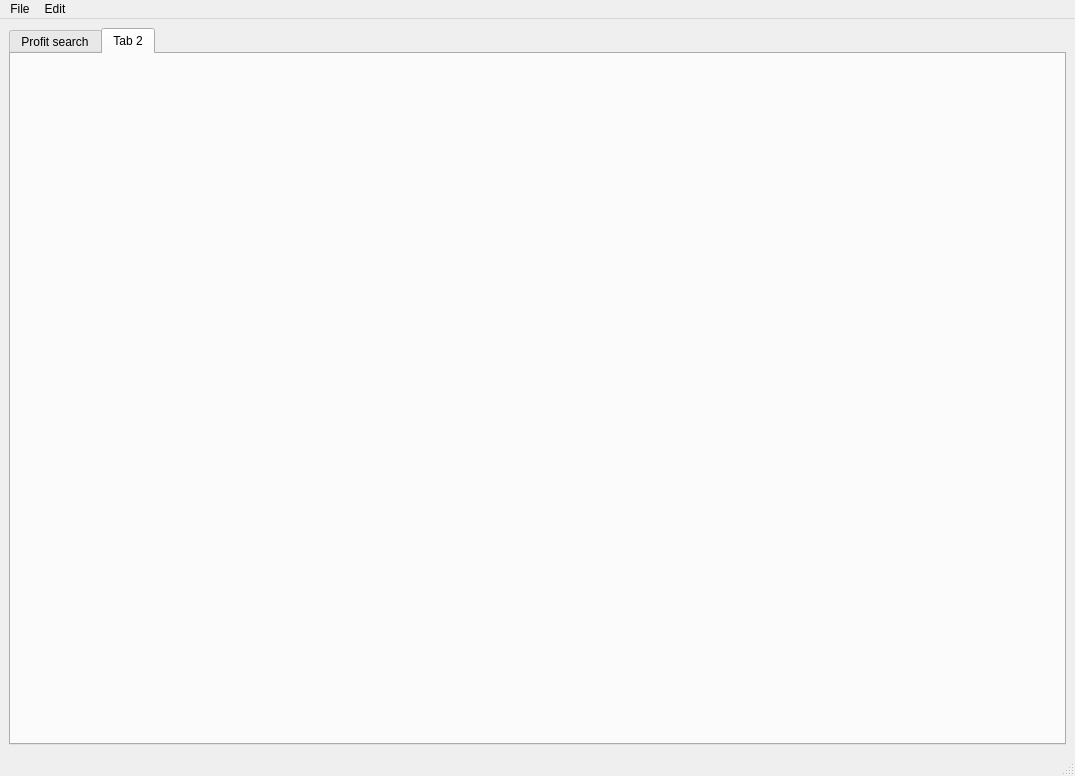
Before: the Qt Designer form src/ui/MainWindow.ui in BeTeK/EliteMerchant, drawn with Qt 5.
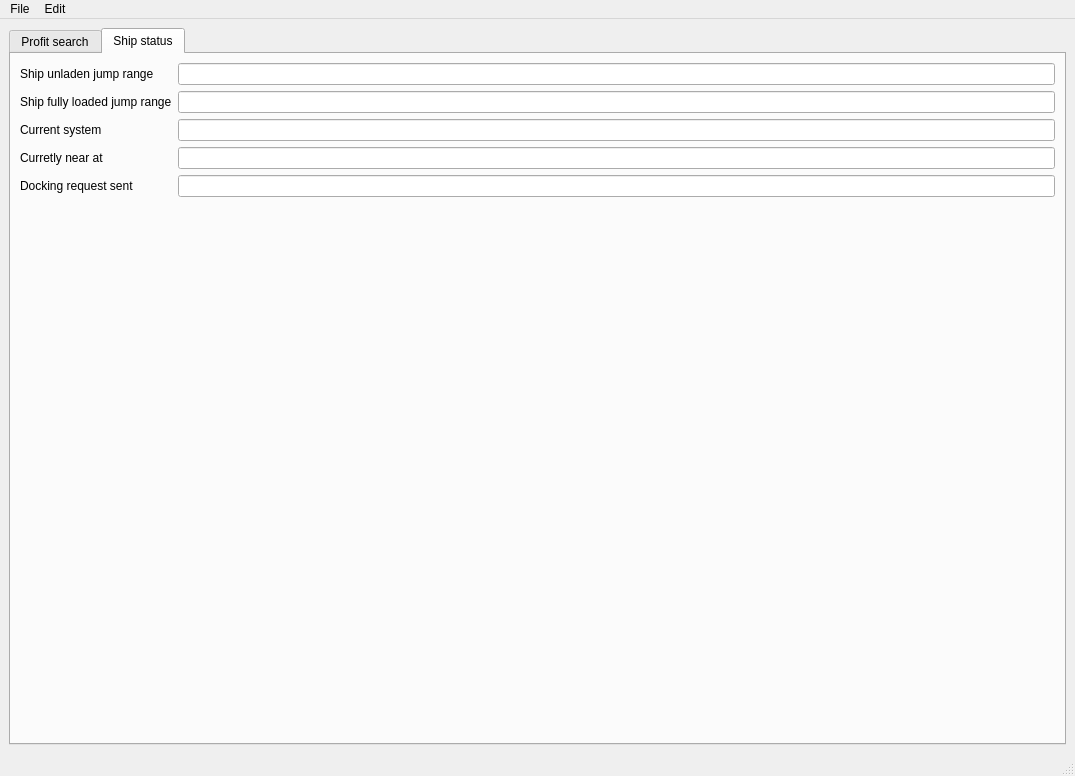
After: the same form once the commit is applied. The open tabs and pages were chosen to show the change.

Commit message: added status tab

```diff
--- a/src/ui/MainWindow.ui
+++ b/src/ui/MainWindow.ui
@@ -253,8 +253,95 @@
       </widget>
       <widget class="QWidget" name="tab_2">
        <attribute name="title">
-        <string>Tab 2</string>
+        <string>Ship status</string>
        </attribute>
+       <layout class="QGridLayout" name="gridLayout_3">
+        <item row="0" column="0">
+         <layout class="QGridLayout" name="gridLayout_2">
+          <item row="0" column="0">
+           <widget class="QLabel" name="label_9">
+            <property name="text">
+             <string>Ship unladen jump range</string>
+            </property>
+           </widget>
+          </item>
+          <item row="0" column="1">
+           <widget class="QLineEdit" name="unladenRangeTxt"/>
+          </item>
+          <item row="1" column="0">
+           <widget class="QLabel" name="label_10">
+            <property name="sizePolicy">
+             <sizepolicy hsizetype="Minimum" vsizetype="Minimum">
+              <horstretch>0</horstretch>
+              <verstretch>0</verstretch>
+             </sizepolicy>
+            </property>
+            <property name="text">
+             <string>Ship fully loaded jump range</string>
+            </property>
+           </widget>
+          </item>
+          <item row="3" column="1">
+           <widget class="QLineEdit" name="currentlyNearAtTxt">
+            <property name="readOnly">
+             <bool>true</bool>
+            </property>
+           </widget>
+          </item>
+          <item row="2" column="0">
+           <widget class="QLabel" name="label_11">
+            <property name="text">
+             <string>Current system</string>
+            </property>
+           </widget>
+          </item>
+          <item row="2" column="1">
+           <widget class="QLineEdit" name="currenlyAtSystemTxt">
+            <property name="readOnly">
+             <bool>true</bool>
+            </property>
+           </widget>
+          </item>
+          <item row="3" column="0">
+           <widget class="QLabel" name="label_12">
+            <property name="text">
+             <string>Curretly near at</string>
+            </property>
+           </widget>
+          </item>
+          <item row="1" column="1">
+           <widget class="QLineEdit" name="loadedRangeTXt"/>
+          </item>
+          <item row="4" column="0">
+           <widget class="QLabel" name="label_13">
+            <property name="text">
+             <string>Docking request sent</string>
+            </property>
+           </widget>
+          </item>
+          <item row="4" column="1">
+           <widget class="QLineEdit" name="dockingRequestStatusTxt">
+            <property name="readOnly">
+             <bool>true</bool>
+            </property>
+           </widget>
+          </item>
+         </layout>
+        </item>
+        <item row="2" column="0">
+         <spacer name="verticalSpacer">
+          <property name="orientation">
+           <enum>Qt::Vertical</enum>
+          </property>
+          <property name="sizeHint" stdset="0">
+           <size>
+            <width>20</width>
+            <height>40</height>
+           </size>
+          </property>
+         </spacer>
+        </item>
+       </layout>
       </widget>
      </widget>
     </item>
```
Left out of the diff: 26 changed lines with no effect on the pictures. The commit also changes 6 other files.
